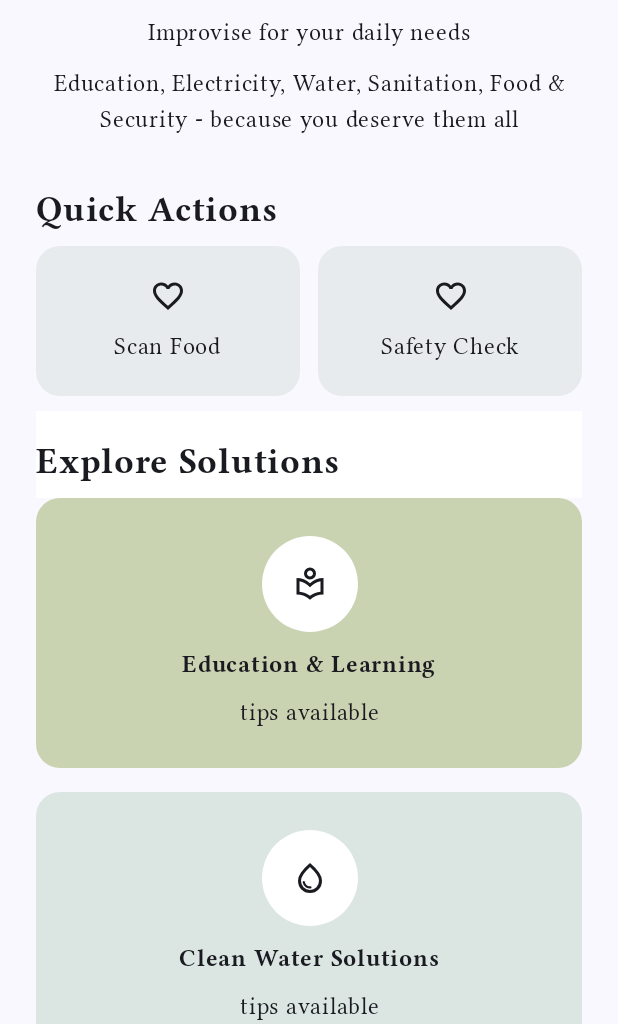
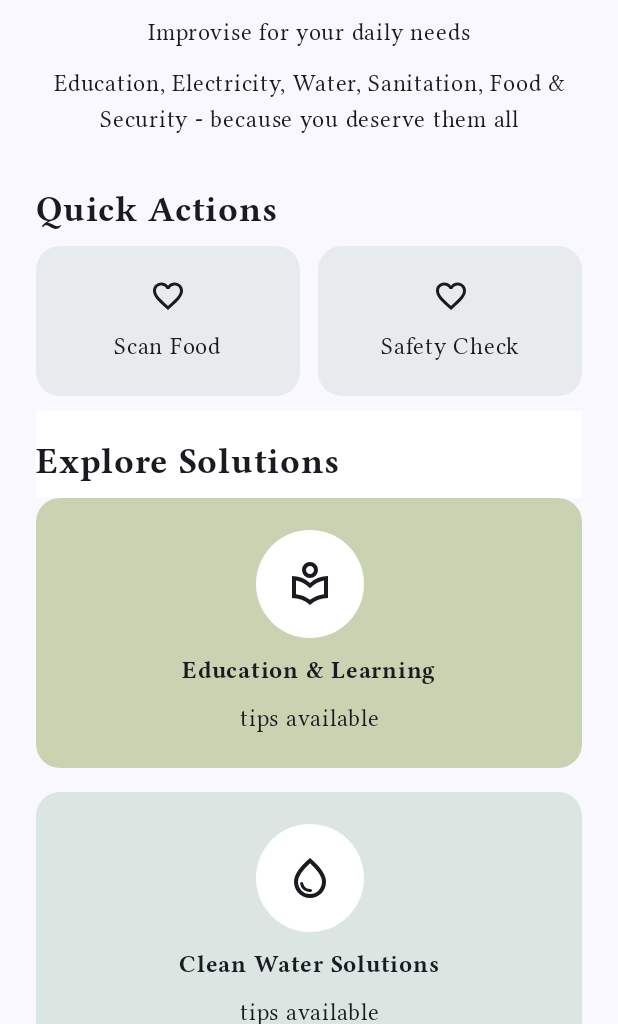
Before and after one commit to nifedara/Inilo, an Android app built with Jetpack Compose: the screen it shows after launch (MainActivity), on a phone screen of 412 x 824 dp, the part 212-1236 px from its top. Run offline under Robolectric (Android 15) with nearby library versions, the light colour scheme and no system bars.

```diff
--- a/app/src/main/java/com/example/inilo/ui/component/SolutionsCard.kt
+++ b/app/src/main/java/com/example/inilo/ui/component/SolutionsCard.kt
@@ -7,6 +7,7 @@ import androidx.compose.foundation.layout.Row
 import androidx.compose.foundation.layout.fillMaxWidth
 import androidx.compose.foundation.layout.height
 import androidx.compose.foundation.layout.padding
+import androidx.compose.foundation.layout.size
 import androidx.compose.foundation.shape.RoundedCornerShape
 import androidx.compose.material3.Card
 import androidx.compose.material3.CardDefaults
@@ -56,6 +57,7 @@ fun SolutionsCard(modifier: Modifier,
                     ) {
                         Icon(
                             painter = painterResource(icons),
+                            modifier = Modifier.size(32.dp),
                             contentDescription = stringResource(R.string.quick_action_card_icon)
                         )
                     }
```
